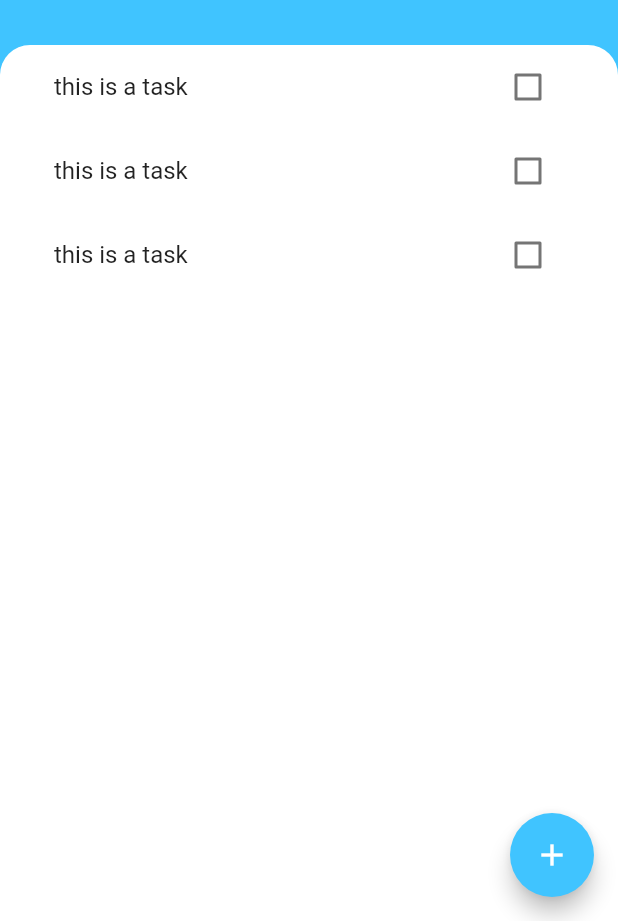
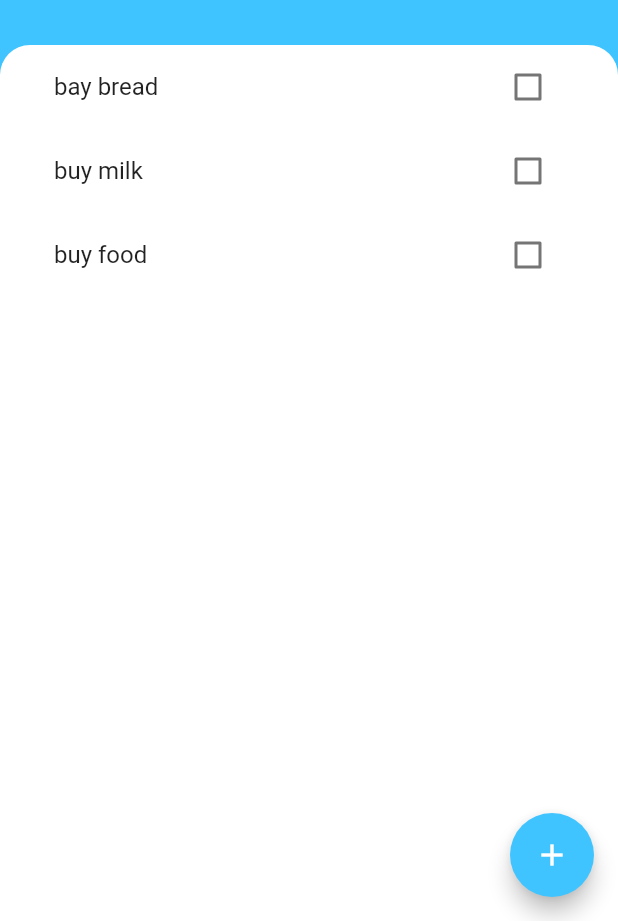
Before and after one commit to kolikay/todo, a Flutter app: the screen it shows after launch, on a phone screen of 412 x 824 dp, the part 315-1236 px from its top. Run offline on Flutter 3.47's test engine with Material 2 defaults, Android fonts, the phone set to English and light mode, and no system bars.

Commit message:
refactoring codes

```diff
--- /dev/null
+++ b/lib/models/task.dart
@@ -0,0 +1,10 @@
+class Task {
+  final String name;
+  bool isDone;
+
+  Task({required this.name, this.isDone = false});
+
+  void toogleDone() {
+    isDone = !isDone;
+  }
+}
--- a/lib/screens/task_screen.dart
+++ b/lib/screens/task_screen.dart
@@ -1,6 +1,6 @@
 // ignore_for_file: prefer_const_constructors
 
-import 'package:todoey/widget/task_title.dart';
+import 'package:todoey/widget/task_list.dart';
 import 'package:flutter/material.dart';
 import 'package:todoey/screens/add_task_screen.dart';
 
@@ -66,7 +66,7 @@ class TasksScreen extends StatelessWidget {
                   borderRadius: BorderRadius.only(
                       topLeft: Radius.circular(20.0),
                       topRight: Radius.circular(20.0))),
-              child: const TaskList(),
+              child: TaskList(),
             ),
           ),
         ],
--- /dev/null
+++ b/lib/widget/task_list.dart
@@ -0,0 +1,24 @@
+// ignore_for_file: use_key_in_widget_constructors
+
+import 'package:flutter/material.dart';
+import 'package:todoey/widget/task_tile.dart';
+import 'package:todoey/models/task.dart';
+
+class TaskList extends StatelessWidget {
+ final List<Task> task = [
+   Task(name: 'bay bread'),
+   Task(name: 'buy milk'),
+   Task(name: 'buy food')
+ ];
+
+  @override
+  Widget build(BuildContext context) {
+    return ListView(
+      children: [
+     TaskTile(isChecked: task[0].isDone, taskTitle: task[0].name),
+     TaskTile(isChecked: task[1].isDone, taskTitle: task[1].name),
+     TaskTile(isChecked: task[2].isDone, taskTitle: task[2].name),
+      ],
+    );
+  }
+}
--- a/lib/widget/task_tile.dart
+++ b/lib/widget/task_tile.dart
@@ -2,46 +2,47 @@
 
 import 'package:flutter/material.dart';
 
-class TaskTitle extends StatefulWidget {
-  @override
-  _TaskTitleState createState() => _TaskTitleState();
-}
+class TaskTile extends StatelessWidget {
+  const TaskTile({required this.isChecked,required this.taskTitle});
 
-class _TaskTitleState extends State<TaskTitle> {
-  bool isChecked = false;
-
-  void checkBoxCallBack(checkBoxState) {
-    setState(() {
-      isChecked = checkBoxState;
-    });
-  }
+  final bool isChecked;
+  final String taskTitle;
 
   @override
   Widget build(BuildContext context) {
     return ListTile(
       title: Text(
-        'this is a task',
+        taskTitle,
         style: TextStyle(
           decoration: isChecked ? TextDecoration.lineThrough : null,
         ),
       ),
-      trailing: TaskCheckBox(isChecked: isChecked ,toogleCheckBoxState: checkBoxCallBack),
+      trailing: Checkbox(
+        onChanged: (checked){
+
+        },
+        activeColor: Colors.lightBlueAccent,
+        value: isChecked,
+        // onChanged: toogleCheckBoxState,
+      ),
     );
   }
 }
+// (checkBoxState) {
+//     setState(() {
+//       isChecked = checkBoxState;
+//     });
+//   }
 
-class TaskCheckBox extends StatelessWidget {
-  const TaskCheckBox({required this.isChecked, this.toogleCheckBoxState});
 
-  final bool isChecked;
-  final toogleCheckBoxState;
+// class TaskCheckBox extends StatelessWidget {
+//   const TaskCheckBox({required this.isChecked, this.toogleCheckBoxState});
 
-  @override
-  Widget build(BuildContext context) {
-    return Checkbox(
-      activeColor: Colors.lightBlueAccent,
-      value: isChecked,
-      onChanged: toogleCheckBoxState,
-    );
-  }
-}
+//   final bool isChecked;
+//   final toogleCheckBoxState;
+
+//   @override
+//   Widget build(BuildContext context) {
+//     return
+//   }
+// }
--- a/lib/widget/task_title.dart
+++ /dev/null
@@ -1,20 +0,0 @@
-import 'package:flutter/material.dart';
-import 'package:todoey/widget/task_tile.dart';
-
-
-class TaskList extends StatelessWidget {
-  const TaskList({
-    Key? key,
-  }) : super(key: key);
-
-  @override
-  Widget build(BuildContext context) {
-    return ListView(
-      children: [
-         TaskTitle(),
-         TaskTitle(),
-         TaskTitle(),
-      ],
-    );
-  }
-}
```
